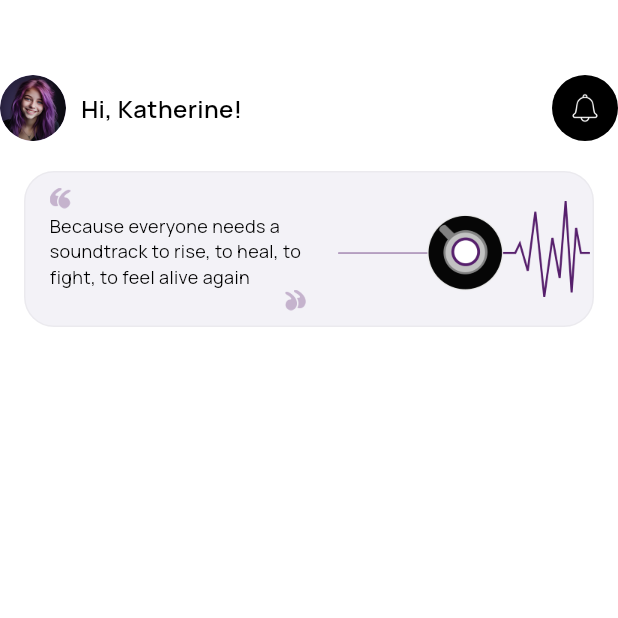
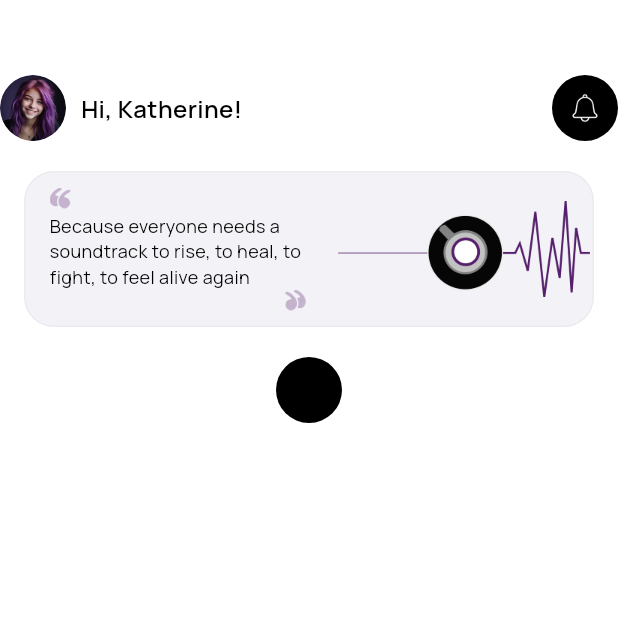
Before and after one commit to nexarsolutions/museit, a Flutter app: the HomeScreen screen opened directly, on a phone screen of 412 x 824 dp, the top half of it. Run offline on Flutter 3.47's test engine with Material 3 defaults, Android fonts, the phone set to English and light mode, and no system bars; our stand-ins replace get.

Commit message:
home section

```diff
--- a/lib/constants/colors.dart
+++ b/lib/constants/colors.dart
@@ -1,6 +1,7 @@
 import 'package:flutter/material.dart';
 
 const whiteColor = Color(0xFFFFFFFF);
+const lightWhite = Color(0xFFF3F2F7);
 const blackColor = Color(0xFF000000);
 const lightBlack = Color(0xFF313131);
 const greyColor = Color(0xFF898989);
--- a/lib/main.dart
+++ b/lib/main.dart
@@ -20,7 +20,7 @@ class MyApp extends StatelessWidget {
       theme: ThemeData(
         colorScheme: ColorScheme.fromSeed(seedColor: Colors.deepPurple),
       ),
-      home: OnBoardingScreen(),
+      home: HomeScreen(),
     );
   }
 }
--- a/lib/pages/home/home_screen.dart
+++ b/lib/pages/home/home_screen.dart
@@ -42,7 +42,7 @@ class HomeScreen extends StatelessWidget {
                   width: Get.width,
                   padding: EdgeInsets.only(left: 16, top: 10, bottom: 10),
                   decoration: BoxDecoration(
-                    color: Color(0xFFF3F2F7),
+                    color:lightWhite,
                     borderRadius: BorderRadius.circular(20),
                     border: Border.all(color: darkGrey.withValues(alpha: 0.05)),
                   ),
@@ -87,6 +87,14 @@ class HomeScreen extends StatelessWidget {
                     ],
                   ),
                 ),
+                SizedBox(height: 20,),
+            Container(
+              height: 44,
+              width: 44,
+              decoration: BoxDecoration(
+                shape: BoxShape.circle,
+                color: blackColor,
+              ),),
               ],
             ),
           ),
```
Also changed, not shown: assets/images/music_2.png, assets/images/music_3.png.
